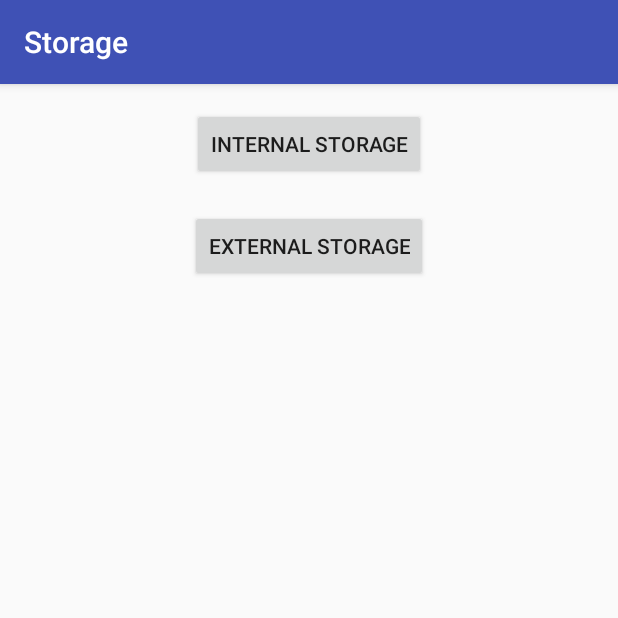
After one commit to divayprakash/storage-app, an Android app: the FileStorageSelectionActivity screen opened directly, with no data from a screen before it, on a phone screen of 412 x 824 dp, the top half of it. The commit adds this screen. Run offline under Robolectric (Android 15) with nearby library versions, the phone set to English and light mode, and no system bars.

Commit message:
Add FileStorageSelectionActivity

```diff
--- a/app/src/main/AndroidManifest.xml
+++ b/app/src/main/AndroidManifest.xml
@@ -14,14 +14,15 @@
             android:screenOrientation="portrait">
             <intent-filter>
                 <action android:name="android.intent.action.MAIN" />
+
                 <category android:name="android.intent.category.LAUNCHER" />
             </intent-filter>
         </activity>
         <activity
             android:name=".SharedPreferencesActivity"
             android:label="Shared Preferences Demo"
-            android:screenOrientation="portrait">
-        </activity>
+            android:screenOrientation="portrait"></activity>
+        <activity android:name=".FileStorageSelectionActivity"></activity>
     </application>
 
 </manifest>
--- /dev/null
+++ b/app/src/main/java/com/example/divayprakash/storage/FileStorageSelectionActivity.java
@@ -0,0 +1,25 @@
+package com.example.divayprakash.storage;
+
+import android.content.Intent;
+import android.support.v7.app.AppCompatActivity;
+import android.os.Bundle;
+import android.view.View;
+
+public class FileStorageSelectionActivity extends AppCompatActivity {
+
+    @Override
+    protected void onCreate(Bundle savedInstanceState) {
+        super.onCreate(savedInstanceState);
+        setContentView(R.layout.activity_file_storage_selection);
+    }
+
+    public void button5_handle(View view) {
+        Intent intent = new Intent(this, InternalStorageActivity.class);
+        startActivity(intent);
+    }
+
+    public void button6_handle(View view) {
+        Intent intent = new Intent(this, ExternalStorageActivity.class);
+        startActivity(intent);
+    }
+}
--- /dev/null
+++ b/app/src/main/res/layout/activity_file_storage_selection.xml
@@ -0,0 +1,28 @@
+<?xml version="1.0" encoding="utf-8"?>
+<LinearLayout xmlns:android="http://schemas.android.com/apk/res/android"
+    xmlns:tools="http://schemas.android.com/tools"
+    android:id="@+id/activity_file_storage_selection"
+    android:layout_width="match_parent"
+    android:layout_height="match_parent"
+    android:paddingBottom="@dimen/activity_vertical_margin"
+    android:paddingLeft="@dimen/activity_horizontal_margin"
+    android:paddingRight="@dimen/activity_horizontal_margin"
+    android:paddingTop="@dimen/activity_vertical_margin"
+    android:orientation="vertical"
+    tools:context="com.example.divayprakash.storage.FileStorageSelectionActivity">
+
+    <Button
+        android:layout_width="wrap_content"
+        android:layout_height="wrap_content"
+        android:layout_gravity="center_horizontal"
+        android:text="@string/button5_text"
+        android:onClick="button5_handle" />
+
+    <Button
+        android:layout_width="wrap_content"
+        android:layout_height="wrap_content"
+        android:layout_marginTop="20dp"
+        android:layout_gravity="center_horizontal"
+        android:text="@string/button6_text"
+        android:onClick="button6_handle" />
+</LinearLayout>
--- a/app/src/main/res/values/strings.xml
+++ b/app/src/main/res/values/strings.xml
@@ -6,4 +6,6 @@
     <string name="textView_text">This is the stored string.</string>
     <string name="textView2_text">Enter text to be stored using Shared Preferences in the text box below:</string>
     <string name="button4_text">Save</string>
+    <string name="button5_text">Internal storage</string>
+    <string name="button6_text">External storage</string>
 </resources>
```
